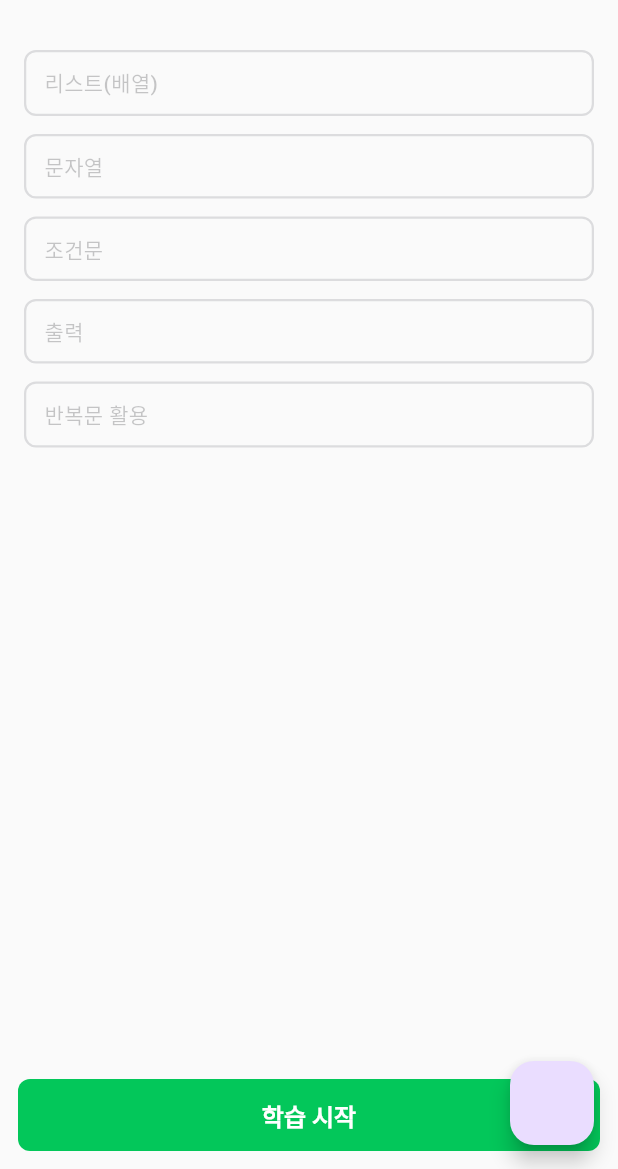
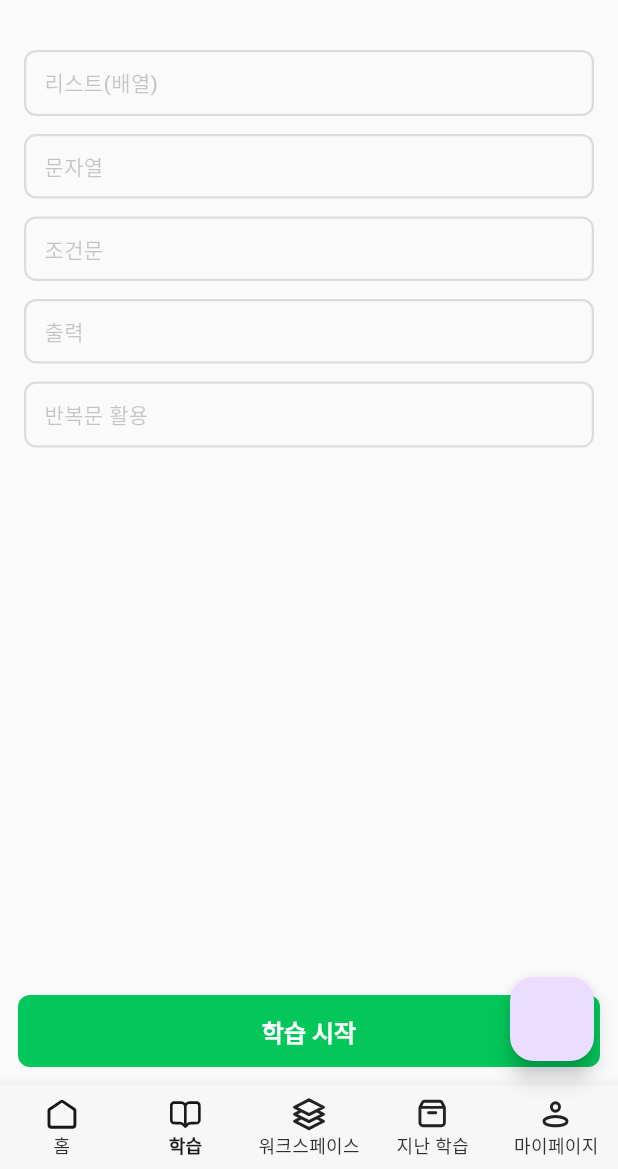
Before and after one commit to jjava-app/jjava_flutter, a Flutter app: the MaQuestionSelectPage screen opened directly, after a tap on "학습하기", on a phone screen of 412 x 824 dp, the part 67-1236 px from its top. Run offline on Flutter 3.47's test engine with Material 3 defaults, Android fonts, the phone set to English and light mode, and no system bars; our stand-ins replace carousel_slider, flutter_riverpod, flutter_screenutil, flutter_svg; Roboto replaces fonts that are missing (Pretendard).

Commit message:
반응형 ui 적용

```diff
--- a/lib/ui/ma_page/holder/question/list_page/ma_question_list_page.dart
+++ b/lib/ui/ma_page/holder/question/list_page/ma_question_list_page.dart
@@ -1,10 +1,8 @@
 import 'package:flutter/material.dart';
-import 'package:jjava_flutter/_core/style/m_color.dart';
 import 'package:jjava_flutter/_core/style/m_icon.dart';
 import 'package:jjava_flutter/_core/style/m_text.dart';
-import 'package:jjava_flutter/data/repository/question_list_repository.dart';
 import 'package:jjava_flutter/ui/ma_page/holder/main_holder.dart';
-import 'package:jjava_flutter/ui/ma_page/holder/question/list_page/widgets/ma_question_section.dart';
+import 'package:jjava_flutter/ui/ma_page/holder/question/list_page/widgets/ma_question_list_body.dart';
 import 'package:jjava_flutter/ui/ma_page/holder/question/ma_question_page.dart';
 
 class MaQuestionListPage extends StatelessWidget {
@@ -12,80 +10,10 @@ class MaQuestionListPage extends StatelessWidget {
 
   @override
   Widget build(BuildContext context) {
-    final List<Section> sections = QuestionListRepository.sections;
-    final isTablet = MediaQuery.sizeOf(context).shortestSide >= 600;
-
-    Widget content = Column(
-      children: [
-        Expanded(
-          child: ListView.separated(
-            padding: const EdgeInsets.symmetric(horizontal: 16, vertical: 22),
-            itemCount: sections.length,
-            separatorBuilder: (_, __) => const SizedBox(height: 12),
-            itemBuilder: (context, index) {
-              final s = sections[index];
-              return MaQuestionSection(section: s);
-            },
-          ),
-        ),
-        Padding(
-          padding: const EdgeInsets.all(12),
-          child: SizedBox(
-            height: 48,
-            width: double.infinity,
-            child: ElevatedButton(
-              onPressed: () {},
-              style:
-                  ElevatedButton.styleFrom(
-                    elevation: 0,
-                    shape: RoundedRectangleBorder(
-                      borderRadius: BorderRadius.circular(8),
-                    ),
-                    textStyle: const TextStyle(
-                      fontWeight: FontWeight.w600,
-                      fontSize: 16,
-                    ),
-                  ).merge(
-                    ButtonStyle(
-                      overlayColor: WidgetStateProperty.resolveWith((states) {
-                        if (states.contains(WidgetState.pressed)) {
-                          return MColor.kPrimary.normal.withValues(alpha: 0.12);
-                        }
-                        return null;
-                      }),
-                      backgroundColor: WidgetStateProperty.resolveWith((
-                        states,
-                      ) {
-                        if (states.contains(WidgetState.disabled)) {
-                          return MColor.kLine.normal;
-                        }
-                        return MColor.kPrimary.normal;
-                      }),
-                      foregroundColor: WidgetStatePropertyAll(
-                        MColor.kLabel.white,
-                      ),
-                    ),
-                  ),
-              child: const Text('학습 시작'),
-            ),
-          ),
-        ),
-      ],
-    );
-
-    if (isTablet) {
-      content = Center(
-        child: ConstrainedBox(
-          constraints: const BoxConstraints(maxWidth: 360),
-          child: content,
-        ),
-      );
-    }
-
     return Scaffold(
       appBar: _appBar(context),
       body: SafeArea(
-        child: content,
+        child: MaQuestionListBody(),
       ),
       floatingActionButton: FloatingActionButton(
         onPressed: () {
@@ -95,7 +23,7 @@ class MaQuestionListPage extends StatelessWidget {
           );
         },
       ),
-      bottomNavigationBar: isTablet ? _bottomNavigationBar(context) : null,
+      bottomNavigationBar: _bottomNavigationBar(context),
     );
   }
 
--- /dev/null
+++ b/lib/ui/ma_page/holder/question/list_page/widgets/ma_question_list_body.dart
@@ -0,0 +1,80 @@
+import 'package:flutter/material.dart';
+import 'package:jjava_flutter/_core/style/m_color.dart';
+import 'package:jjava_flutter/data/repository/question_list_repository.dart';
+import 'package:jjava_flutter/ui/ma_page/holder/question/list_page/widgets/ma_question_section.dart';
+
+class MaQuestionListBody extends StatelessWidget {
+  MaQuestionListBody({
+    super.key,
+  });
+
+  final List<Section> sections = QuestionListRepository.sections;
+
+  @override
+  Widget build(BuildContext context) {
+    return Column(
+      children: [
+        Expanded(
+          child: ListView.separated(
+            padding: const EdgeInsets.symmetric(
+              horizontal: 16,
+              vertical: 22,
+            ),
+            itemCount: sections.length,
+            separatorBuilder: (_, __) => const SizedBox(height: 12),
+            itemBuilder: (context, index) {
+              final s = sections[index];
+              return MaQuestionSection(section: s);
+            },
+          ),
+        ),
+        Padding(
+          padding: const EdgeInsets.all(12),
+          child: SizedBox(
+            height: 48,
+            width: double.infinity,
+            child: ElevatedButton(
+              onPressed: () {},
+              style:
+                  ElevatedButton.styleFrom(
+                    elevation: 0,
+                    shape: RoundedRectangleBorder(
+                      borderRadius: BorderRadius.circular(8),
+                    ),
+                    textStyle: const TextStyle(
+                      fontWeight: FontWeight.w600,
+                      fontSize: 16,
+                    ),
+                  ).merge(
+                    ButtonStyle(
+                      overlayColor: WidgetStateProperty.resolveWith((
+                        states,
+                      ) {
+                        if (states.contains(WidgetState.pressed)) {
+                          return MColor.kPrimary.normal.withValues(
+                            alpha: 0.12,
+                          );
+                        }
+                        return null;
+                      }),
+                      backgroundColor: WidgetStateProperty.resolveWith((
+                        states,
+                      ) {
+                        if (states.contains(WidgetState.disabled)) {
+                          return MColor.kLine.normal;
+                        }
+                        return MColor.kPrimary.normal;
+                      }),
+                      foregroundColor: WidgetStatePropertyAll(
+                        MColor.kLabel.white,
+                      ),
+                    ),
+                  ),
+              child: const Text('학습 시작'),
+            ),
+          ),
+        ),
+      ],
+    );
+  }
+}
--- a/lib/ui/ma_page/holder/question/select_page/ma_question_select_page.dart
+++ b/lib/ui/ma_page/holder/question/select_page/ma_question_select_page.dart
@@ -1,9 +1,7 @@
 import 'package:flutter/material.dart';
-import 'package:jjava_flutter/_core/style/m_color.dart';
 import 'package:jjava_flutter/_core/style/m_icon.dart';
 import 'package:jjava_flutter/_core/style/m_text.dart';
-import 'package:jjava_flutter/ui/ma_page/holder/question/list_page/ma_question_list_page.dart';
-import 'package:jjava_flutter/ui/ma_page/holder/question/select_page/widgets/ma_select_question.dart';
+import 'package:jjava_flutter/ui/ma_page/holder/question/select_page/widgets/ma_select_question_body.dart';
 
 class MaQuestionSelectPage extends StatelessWidget {
   const MaQuestionSelectPage({super.key});
@@ -12,27 +10,7 @@ class MaQuestionSelectPage extends StatelessWidget {
   Widget build(BuildContext context) {
     return Scaffold(
       appBar: _appBar(context),
-      body: Center(
-        child: Padding(
-          padding: const EdgeInsets.symmetric(horizontal: 16, vertical: 22),
-          child: Column(
-            children: [
-              MaSelectQuestion(
-                title: '학습하기',
-                onTapRouteName: MaQuestionListPage(),
-                textColor: MColor.kPrimary.normal,
-              ),
-              SizedBox(height: 14),
-              MaSelectQuestion(
-                title: '진행중인 학습 이어하기',
-                onTapRouteName:
-                    MaQuestionListPage(), // TODO 문제 만들어지면 최근 진행한 문제 화면 할당하기
-                textColor: MColor.kLabel.neutral,
-              ),
-            ],
-          ),
-        ),
-      ),
+      body: MaSelectQuestionBody(),
     );
   }
 }
--- /dev/null
+++ b/lib/ui/ma_page/holder/question/select_page/widgets/ma_select_question_body.dart
@@ -0,0 +1,35 @@
+import 'package:flutter/material.dart';
+import 'package:jjava_flutter/_core/style/m_color.dart';
+import 'package:jjava_flutter/ui/ma_page/holder/question/list_page/ma_question_list_page.dart';
+import 'package:jjava_flutter/ui/ma_page/holder/question/select_page/widgets/ma_select_question.dart';
+
+class MaSelectQuestionBody extends StatelessWidget {
+  const MaSelectQuestionBody({
+    super.key,
+  });
+
+  @override
+  Widget build(BuildContext context) {
+    return Center(
+      child: Padding(
+        padding: const EdgeInsets.symmetric(horizontal: 16, vertical: 22),
+        child: Column(
+          children: [
+            MaSelectQuestion(
+              title: '학습하기',
+              onTapRouteName: MaQuestionListPage(),
+              textColor: MColor.kPrimary.normal,
+            ),
+            SizedBox(height: 14),
+            MaSelectQuestion(
+              title: '진행중인 학습 이어하기',
+              onTapRouteName:
+                  MaQuestionListPage(), // TODO 문제 만들어지면 최근 진행한 문제 화면 할당하기
+              textColor: MColor.kLabel.neutral,
+            ),
+          ],
+        ),
+      ),
+    );
+  }
+}
```
